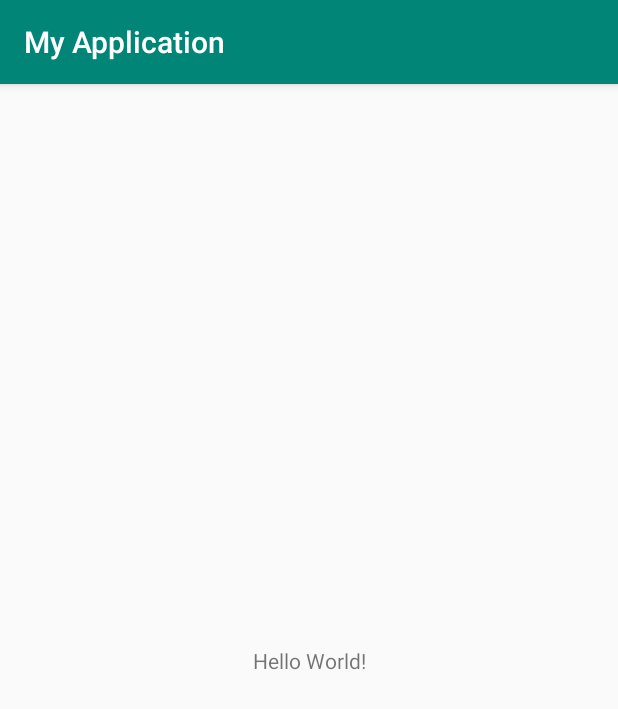
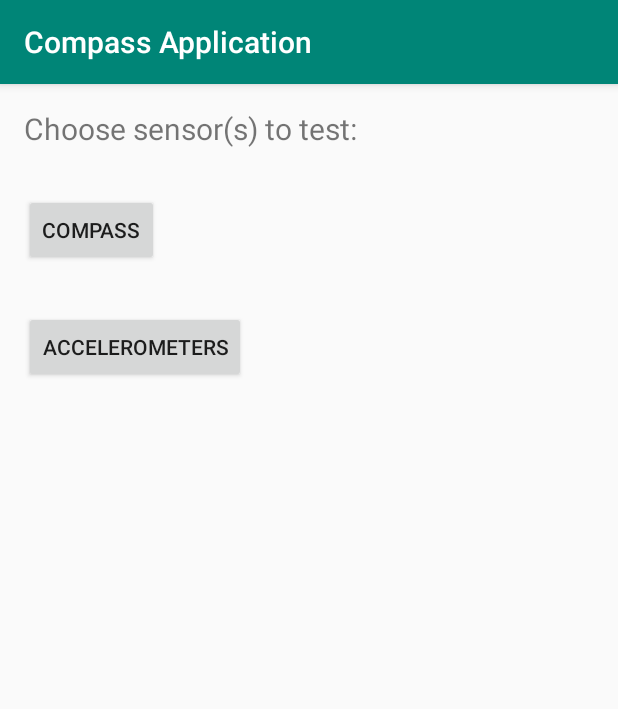
Before and after one commit to Diocles1/AndroidSensorApp, an Android app: the screen it shows after launch (MainActivity), on a phone screen of 412 x 824 dp. Shown: the top 709 px of the screen. Run offline under Robolectric (Android 15) with nearby library versions, the phone set to English and light mode, and no system bars.

Commit message:
new compass activity

```diff
--- a/app/src/main/AndroidManifest.xml
+++ b/app/src/main/AndroidManifest.xml
@@ -9,6 +9,10 @@
         android:roundIcon="@mipmap/ic_launcher_round"
         android:supportsRtl="true"
         android:theme="@style/AppTheme">
+        <activity android:name=".AccMeter"></activity>
+        <activity
+            android:name=".Compass"
+            android:screenOrientation="portrait"></activity>
         <activity android:name=".MainActivity">
             <intent-filter>
                 <action android:name="android.intent.action.MAIN" />
--- a/app/src/main/res/layout/activity_main.xml
+++ b/app/src/main/res/layout/activity_main.xml
@@ -6,13 +6,39 @@
     android:layout_height="match_parent"
     tools:context=".MainActivity">
 
-    <TextView
+    <Button
+        android:id="@+id/button2"
         android:layout_width="wrap_content"
         android:layout_height="wrap_content"
-        android:text="Hello World!"
-        app:layout_constraintBottom_toBottomOf="parent"
-        app:layout_constraintLeft_toLeftOf="parent"
-        app:layout_constraintRight_toRightOf="parent"
+        android:layout_marginStart="16dp"
+        android:layout_marginLeft="16dp"
+        android:layout_marginTop="30dp"
+        android:onClick="toCompass"
+        android:text="@string/compas_text"
+        app:layout_constraintStart_toStartOf="parent"
+        app:layout_constraintTop_toBottomOf="@+id/textView" />
+
+    <Button
+        android:id="@+id/button"
+        android:layout_width="wrap_content"
+        android:layout_height="wrap_content"
+        android:layout_marginStart="16dp"
+        android:layout_marginLeft="16dp"
+        android:layout_marginTop="30dp"
+        android:onClick="toAccMeter"
+        android:text="@string/acc_text"
+        app:layout_constraintStart_toStartOf="parent"
+        app:layout_constraintTop_toBottomOf="@+id/button2" />
+
+    <TextView
+        android:id="@+id/textView"
+        android:layout_width="wrap_content"
+        android:layout_height="wrap_content"
+        android:layout_marginStart="16dp"
+        android:layout_marginLeft="16dp"
+        android:layout_marginTop="16dp"
+        android:text="@string/main_text"
+        android:textSize="20sp"
+        app:layout_constraintStart_toStartOf="parent"
         app:layout_constraintTop_toTopOf="parent" />
-
 </android.support.constraint.ConstraintLayout>
--- a/app/src/main/res/values/strings.xml
+++ b/app/src/main/res/values/strings.xml
@@ -1,3 +1,6 @@
 <resources>
-    <string name="app_name">My Application</string>
+    <string name="app_name">Compass Application</string>
+    <string name="compas_text">Compass</string>
+    <string name="acc_text">Accelerometers</string>
+    <string name="main_text">Choose sensor(s) to test:</string>
 </resources>
```
Also changed, not shown: app/src/main/java/com/example/myapplication/AccMeter.java (added, +13 -0 lines), app/src/main/java/com/example/myapplication/Compass.java (added, +140 -0 lines), app/src/main/java/com/example/myapplication/MainActivity.java (+12 -0 lines), app/src/main/res/layout/activity_acc_meter.xml (added, +9 -0 lines), app/src/main/res/layout/activity_compass.xml (added, +39 -0 lines).
